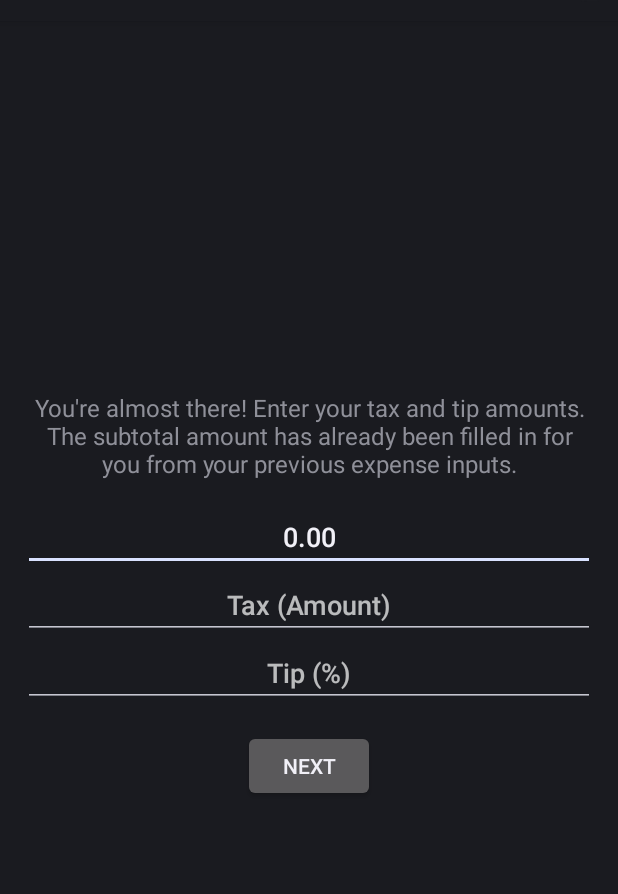
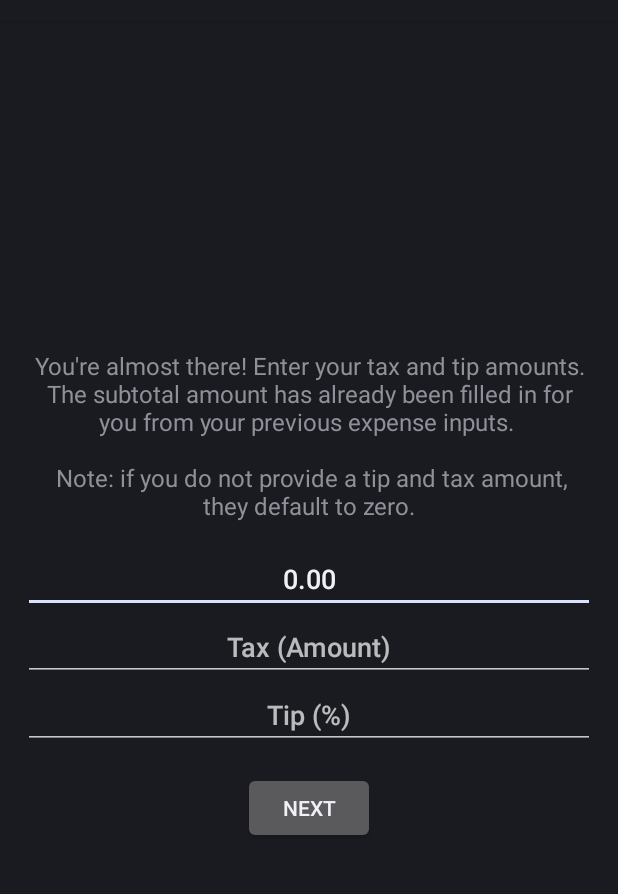
Before and after one commit to wxmann/myshare, an Android app: the CumulativeTotalsActivity screen opened directly, with no data from a screen before it, on a phone screen of 412 x 824 dp, the part 63-957 px from its top. Run offline under Robolectric (Android 15) with nearby library versions, the phone set to English and light mode, and no system bars; 2 statements that could not run were skipped.

Commit message:
Default to zero instead of hiccuping if tax/tip not provided in cumulative totals

```diff
--- a/app/src/main/res/values/strings.xml
+++ b/app/src/main/res/values/strings.xml
@@ -31,7 +31,9 @@
     <string name="add_expense_reminder">Looks like you haven\'t added expenses yet. Use the Add Expense button to start.</string>
 
     <!-- for cumulative totals activity -->
-    <string name="cumul_totals_intro">You\'re almost there! Enter your tax and tip amounts. The subtotal amount has already been filled in for you from your previous expense inputs.</string>
+    <string name="cumul_totals_intro">You\'re almost there! Enter your tax and tip amounts.
+        The subtotal amount has already been filled in for you from your previous expense inputs.
+    \n\n Note: if you do not provide a tip and tax amount, they default to zero.</string>
     <string name="cumul_subtotal_hint">Subtotal</string>
     <string name="cumul_tax_hint">Tax (Amount)</string>
     <string name="cumul_tip_hint">Tip (%)</string>
```
Also changed, not shown: app/src/main/java/com/jimtang/myshare/activity/CumulativeTotalsActivity.java (+15 -6 lines).
